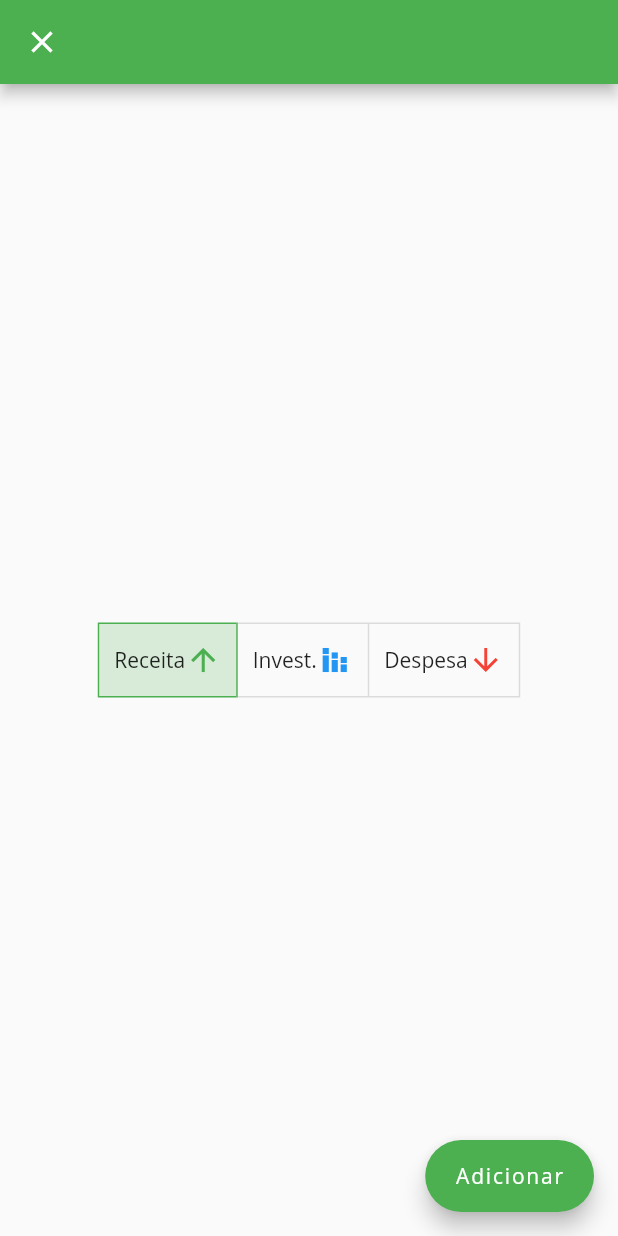
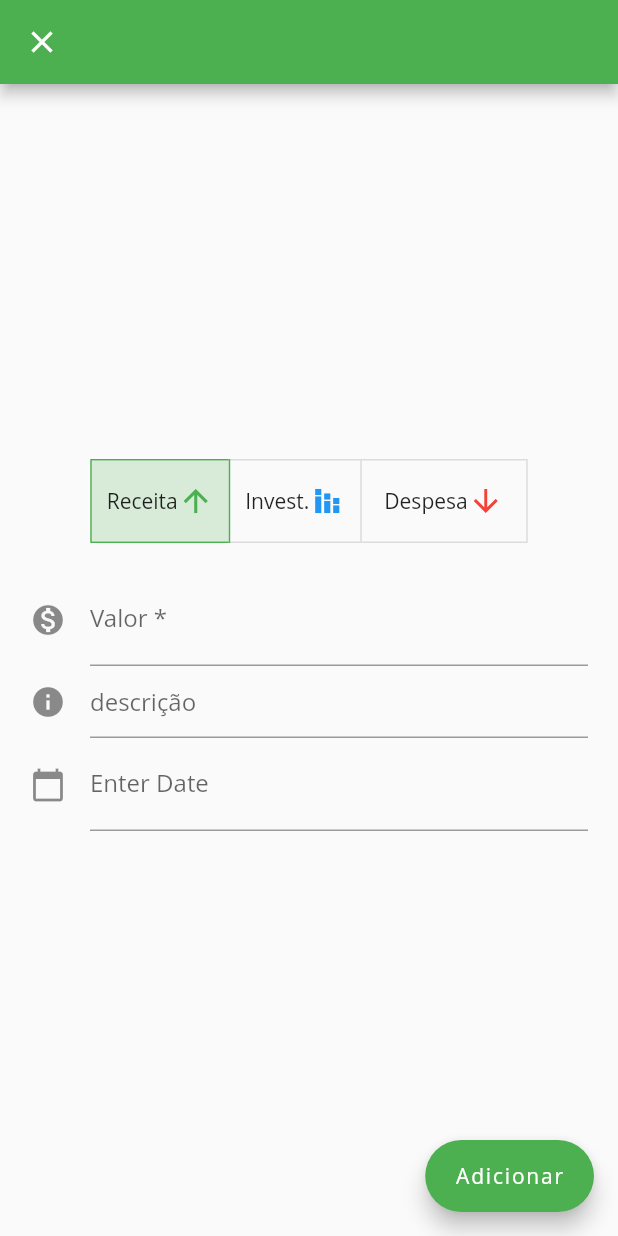
Before and after one commit to KassioRF/TP_PDM, a Flutter app: the screen it shows after launch, on a phone screen of 412 x 824 dp. Run offline on Flutter 3.47's test engine with Material 2 defaults, Android fonts, the phone set to English and light mode, and no system bars; Roboto replaces fonts that are missing (Open Sans).

Commit message:
add page complete

```diff
--- a/gkfin/lib/main.dart
+++ b/gkfin/lib/main.dart
@@ -4,7 +4,7 @@ import 'package:flutter/material.dart';
 // ignore: import_of_legacy_library_into_null_safe
 import 'package:provider/provider.dart';
 // import 'package:provider/provider.dart';
-
+import 'package:flutter_localizations/flutter_localizations.dart';
 
 import './utils/app_routes.dart';
 
@@ -56,7 +56,13 @@ class MyApp extends StatelessWidget {
           // @TODO add app bar theme here...
 
         ),
-
+        // Alterar DatePicker pra Pt-br
+        // ref: https://pt.stackoverflow.com/questions/399390/flutter-alterar-internacionaliza%C3%A7%C3%A3o-de-nomes-de-datas
+        localizationsDelegates: const [
+          GlobalMaterialLocalizations.delegate,
+          GlobalWidgetsLocalizations.delegate
+        ],
+        supportedLocales: [const Locale('pt', 'BR')],
         // @TODO check if user validation is cached
         // If true: Redirect to main view
         // Else: Redirect to LoginView
--- a/gkfin/lib/views/add_register.dart
+++ b/gkfin/lib/views/add_register.dart
@@ -1,25 +1,50 @@
 import 'package:flutter/material.dart';
+import 'package:flutter/services.dart';
+import 'package:intl/intl.dart';
+
+import 'package:flutter_localizations/flutter_localizations.dart';
+
+// https://gist.github.com/andre-bahia/14fdb0c751822f848a364b3129df1fed
+class CurrencyPtBrInputFormatter extends TextInputFormatter {
+
+  @override
+  TextEditingValue formatEditUpdate(TextEditingValue oldValue, TextEditingValue newValue) {
+    if(newValue.selection.baseOffset == 0){
+      return newValue;
+    }
+
+    double value = double.parse(newValue.text);
+    final formatter = NumberFormat("#,##0.00", "pt_BR");
+    // ignore: prefer_interpolation_to_compose_strings
+    String newText = "R\$ " + formatter.format(value/100);
+
+    return newValue.copyWith(
+      text: newText,
+      selection: TextSelection.collapsed(offset: newText.length));
+  }
+}
+
+
+
 
 class AddRegister extends StatefulWidget {
   const AddRegister({super.key});
 
   @override
+  // ignore: library_private_types_in_public_api
   _AddRegister createState()=> _AddRegister();
 }
 
-
-
-
 class _AddRegister extends State<AddRegister> {
   final _formKey = GlobalKey<FormState>();
-  List<bool> _selections = List.generate(3, (_)=>false);
+  final List<bool> _selections = List.generate(3, (_)=>false);
 
-  List<Color> _fill = [
+  final List<Color> _fill = [
     Colors.green.withOpacity(.2),
     Colors.blue.withOpacity(.2),
     Colors.red.withOpacity(.2),
   ];
-  List<Color> _border = [
+  final List<Color> _border = [
     Colors.green,
     Colors.blue,
     Colors.red,
@@ -28,18 +53,22 @@ class _AddRegister extends State<AddRegister> {
   late Color _fillSelected;
   late Color _borderSelected;
 
+
+
+  TextEditingController dateinput = TextEditingController();
   @override
   void initState() {
-    // TODO: implement initState
     super.initState();
     _selections[0] = true;
     _fillSelected = _fill[0];
     _borderSelected = _border[0];
+     dateinput.text = "";
   }
 
 
   @override
   Widget build(BuildContext context) {
+    bool keyboardIsOpen = MediaQuery.of(context).viewInsets.bottom != 0;
     return  Scaffold(
       appBar: AppBar(
         // toolbarHeight: 60,
@@ -59,7 +88,6 @@ class _AddRegister extends State<AddRegister> {
       body: Center(
         child: Column(
           mainAxisAlignment: MainAxisAlignment.center,
-        // SizedBox(height: 20,),
           children: <Widget>[
             ToggleButtons(
               isSelected: _selections,
@@ -80,7 +108,6 @@ class _AddRegister extends State<AddRegister> {
                 });
               },
               children:  <Widget>[
-
                 Container(
                   margin: const EdgeInsets.all(10.0),
                   child: Row(
@@ -88,10 +115,8 @@ class _AddRegister extends State<AddRegister> {
                       Text('Receita'),
                       Icon(Icons.arrow_upward, color: Colors.green),
                     ],
-
                   )
                 ),
-
                 Container(
                   margin: const EdgeInsets.all(10.0),
                   child: Row(
@@ -99,41 +124,124 @@ class _AddRegister extends State<AddRegister> {
                       Text('Invest.'),
                       Icon(Icons.stacked_bar_chart, color: Colors.blue),
                     ],
-
                   )
-
                 ),
-
                 Container(
-                  margin: const EdgeInsets.all(10.0),
+                  margin: const EdgeInsets.all(15.0),
                   child: Row(
                     children: const <Widget> [
                       Text('Despesa'),
                       Icon(Icons.arrow_downward, color: Colors.red),
                     ],
-
                   )
-
                 ),
               ],
+            ),
 
-            )
+            Container(
+              margin: const EdgeInsets.all(20.0),
+              child: Form(
+                key: _formKey,
+                child: Column (
+                  // mainAxisAlignment: MainAxisAlignment.center,
+                  children: <Widget> [
+                    TextFormField(
+                      decoration: const InputDecoration(
+                        icon: Icon(Icons.monetization_on),
+                        labelText: 'Valor *',
+                      ),
+                      keyboardType: TextInputType.number,
+                      inputFormatters: [
+                        FilteringTextInputFormatter.digitsOnly,
+                        CurrencyPtBrInputFormatter()
+                      ]
+                    ),
+                    TextFormField(
+                      //@TODO Validate email here!
+                      maxLines: 1,
+                      decoration: const InputDecoration(
+                        hintText: 'descrição',
+                        icon: Icon(Icons.info),
+                      ),
+                    ),
+                    TextField(
+                      //ref: https://gist.github.com/andre-bahia/14fdb0c751822f848a364b3129df1fed
+                      controller: dateinput, //editing controller of this TextField
+                      decoration: const InputDecoration(
+                        icon: Icon(Icons.calendar_today), //icon of text field
+                        labelText: "Enter Date" //label text of field
+                      ),
+                      readOnly: true,  //set it true, so that user will not able to edit text
+                      onTap: () async {
+                        DateTime? pickedDate = await showDatePicker(
+                            context: context, initialDate: DateTime.now(),
+                            firstDate: DateTime(2000), //DateTime.now() - not to allow to choose before today.
+                            lastDate: DateTime(2101)
+                        );
+
+                        if(pickedDate != null ){
+                            print(pickedDate);  //pickedDate output format => 2021-03-10 00:00:00.000
+                            // String formattedDate = DateFormat('yyyy-MM-dd').format(pickedDate);
+                            String formattedDate = DateFormat('dd-MM-yy').format(pickedDate);
+                            print(formattedDate); //formatted date output using intl package =>  2021-03-16
+                              //you can implement different kind of Date Format here according to your requirement
+
+                            setState(() {
+                              dateinput.text = formattedDate; //set output date to TextField value.
+                            });
+                        }else{
+                            print("Date is not selected");
+                        }
+                      },
+                    ),
+
                   ],
+                ),
               ),
 
             ),
 
+          ],
+        )
+      ),
 
-
-      floatingActionButton: FloatingActionButton.extended(
+      floatingActionButton:
+      Visibility(
+        visible: !keyboardIsOpen,
+        child: FloatingActionButton.extended(
           // child: const Icon(Icons.add), // cuidado com esse const!
           label: const Text('Adicionar'),
           //@TODO ADD BTN EVENT
           onPressed: (){
+            //@TODO VALIDATE
+            // if (validation) {
               //Provider save register
+            // }
+
+            showSnackBar(context);
+            Navigator.of(context).pop();
           },
 
         ),
+      )
     );
   }
 }
+
+
+  // Show snackbar when onDismissed list item
+void showSnackBar(context) {
+  ScaffoldMessenger.of(context).showSnackBar(
+    SnackBar(
+      content: const Text("registrado!"),
+      behavior: SnackBarBehavior.floating,
+      action: SnackBarAction(
+        label: "ok",
+        onPressed: (){
+          // Provider.of<Records>(context, listen: false).undoDelete(id, record);
+        },
+      ),
+    ),
+  );
+
+}
--- a/gkfin/lib/widgets/list_records.dart
+++ b/gkfin/lib/widgets/list_records.dart
@@ -112,6 +112,7 @@ class ListRecordsItem extends StatelessWidget {
         Provider.of<Records>(context, listen: false).removeRecord(record.id);
       },
       child: Card (
+        //@TODO Make smaller items
         child: ListTile(
           leading: icon,
           title: Text(
--- a/gkfin/pubspec.yaml
+++ b/gkfin/pubspec.yaml
@@ -32,7 +32,10 @@ dependencies:
   flutter:
     sdk: flutter
   provider: ^4.0.5
+  intl: ^0.17.0
 
+  flutter_localizations:
+    sdk: flutter
   # The following adds the Cupertino Icons font to your application.
   # Use with the CupertinoIcons class for iOS style icons.
   cupertino_icons: ^1.0.2
```
Also changed, not shown: gkfin/pubspec.lock. Lines whose indentation alone changed are shown as unchanged.
